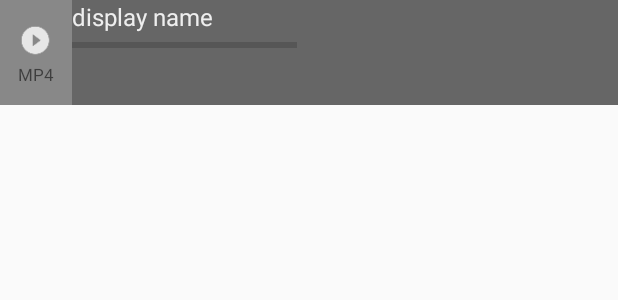
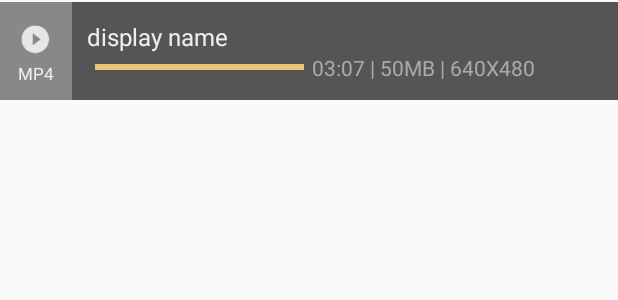
Before and after one commit to fangzhengo500/SoPlayer, an Android app: the layout item_video_simple.xml on its own in the app's theme, with its tools: preview values and no code run, on a phone screen of 412 x 824 dp. Shown: the top 300 px of the screen. Run offline under Robolectric (Android 15) with nearby library versions, the phone set to English and light mode, and no system bars.

Commit message:
video item

```diff
--- a/app/src/main/res/layout/item_video_simple.xml
+++ b/app/src/main/res/layout/item_video_simple.xml
@@ -2,8 +2,9 @@
 <LinearLayout xmlns:android="http://schemas.android.com/apk/res/android"
     xmlns:tools="http://schemas.android.com/tools"
     android:layout_width="match_parent"
-    android:layout_height="70dp"
-    android:background="#666"
+    android:layout_height="65dp"
+    android:layout_marginTop="1dp"
+    android:background="#555"
     android:orientation="horizontal">
 
     <LinearLayout
@@ -20,8 +21,11 @@
             android:src="@drawable/ic_action_play_circle_filled" />
 
         <TextView
+            android:id="@+id/tv_mine_type"
             android:layout_width="wrap_content"
             android:layout_height="wrap_content"
+            android:singleLine="true"
+            android:textColor="@color/text_color_white"
             android:textSize="11sp"
             tools:text="MP4" />
     </LinearLayout>
@@ -29,11 +33,15 @@
     <LinearLayout
         android:layout_width="match_parent"
         android:layout_height="match_parent"
-        android:orientation="vertical">
+        android:gravity="center_vertical"
+        android:orientation="vertical"
+        android:padding="10dp">
 
         <TextView
+            android:id="@+id/tv_title"
             android:layout_width="wrap_content"
             android:layout_height="wrap_content"
+            android:singleLine="true"
             android:textColor="@color/text_color_white"
             android:textSize="@dimen/text_size_normal"
             tools:text="display name" />
@@ -41,27 +49,39 @@
         <LinearLayout
             android:layout_width="match_parent"
             android:layout_height="wrap_content"
+            android:gravity="center_vertical"
             android:orientation="horizontal">
 
             <ProgressBar
                 style="@style/Widget.AppCompat.ProgressBar.Horizontal"
                 android:layout_width="150dp"
-                android:layout_height="wrap_content" />
+                android:layout_height="wrap_content"
+                android:paddingLeft="5dp"
+                android:paddingRight="5dp"
+                tools:progress="100" />
 
-            <!--<TextView-->
-                <!--android:id="@+id/tv_duration"-->
-                <!--android:layout_width="wrap_content"-->
-                <!--android:layout_height="wrap_content" />-->
+            <TextView
+                android:id="@+id/tv_duration"
+                style="@style/VideoSimpleInfoTextStyle"
+                tools:text="03:07" />
 
-            <!--<TextView-->
-                <!--android:id="@+id/tv_duration"-->
-                <!--android:layout_width="wrap_content"-->
-                <!--android:layout_height="wrap_content" />-->
+            <TextView
+                style="@style/VideoSimpleInfoTextStyle"
+                android:text=" | " />
 
-            <!--<TextView-->
-                <!--android:id="@+id/tv_duration"-->
-                <!--android:layout_width="wrap_content"-->
-                <!--android:layout_height="wrap_content" />-->
+            <TextView
+                android:id="@+id/tv_size"
+                style="@style/VideoSimpleInfoTextStyle"
+                tools:text="50MB" />
+
+            <TextView
+                style="@style/VideoSimpleInfoTextStyle"
+                android:text=" | " />
+
+            <TextView
+                android:id="@+id/tv_display_size"
+                style="@style/VideoSimpleInfoTextStyle"
+                tools:text="640X480" />
         </LinearLayout>
     </LinearLayout>
 </LinearLayout>
--- a/app/src/main/res/values/colors.xml
+++ b/app/src/main/res/values/colors.xml
@@ -10,4 +10,5 @@
     <color name="warm_yellow">#EAC67A</color>
 
     <color name="text_color_white">#EEEEEE</color>
+    <color name="text_color_gray">#AAA</color>
 </resources>
--- a/app/src/main/res/values/dimens.xml
+++ b/app/src/main/res/values/dimens.xml
@@ -1,5 +1,6 @@
 <?xml version="1.0" encoding="utf-8"?>
 <resources>
+    <dimen name="text_size_small">14sp</dimen>
     <dimen name="text_size_normal">16sp</dimen>
     <dimen name="text_size_big">18sp</dimen>
     <dimen name="text_size_large">20sp</dimen>
--- a/app/src/main/res/values/styles.xml
+++ b/app/src/main/res/values/styles.xml
@@ -29,4 +29,13 @@
         <item name="android:layout_height">48dp</item>
         <item name="android:padding">10dp</item>
     </style>
+
+    <style name="VideoSimpleInfoTextStyle">
+        <item name="android:layout_width">wrap_content</item>
+        <item name="android:layout_height">wrap_content</item>
+        <item name="android:singleLine">true</item>
+        <item name="android:textColor">@color/text_color_gray</item>
+        <item name="android:textSize">@dimen/text_size_small</item>
+    </style>
+
 </resources>
```
Also changed, not shown: app/src/main/java/com/loosu/soplayer/adapter/VideoSimpleAdapter.java (added, +46 -0 lines), app/src/main/java/com/loosu/soplayer/adapter/base/VideoSimpleAdapter.java (deleted, +0 -32 lines), app/src/main/java/com/loosu/soplayer/domain/VideoEntry.java (+96 -16 lines), app/src/main/java/com/loosu/soplayer/ui/fragment/DocumentsFragment.java (+8 -3 lines), app/src/main/java/com/loosu/soplayer/utils/TimeUtil.java (added, +7 -0 lines).
